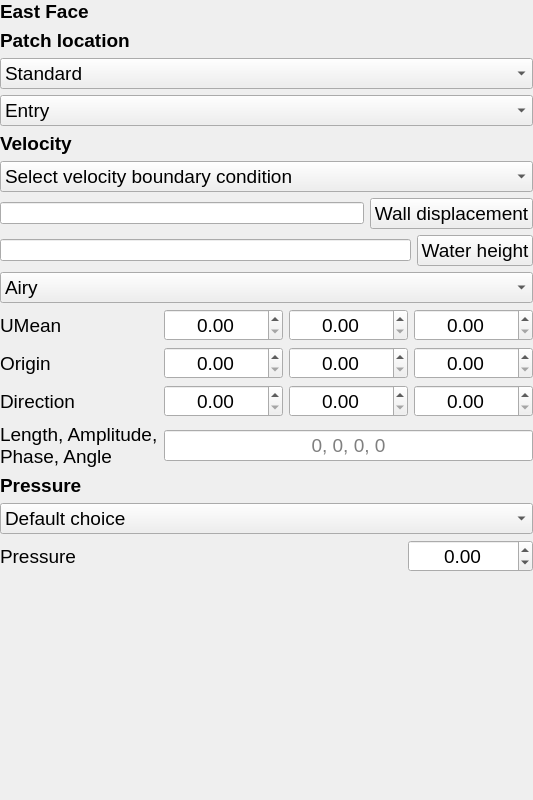
Before: the Qt Designer form EVENTS/GeoClawOpenFOAM/boundarydata.ui in NHERI-SimCenter/HydroUQ, drawn with Qt 5.
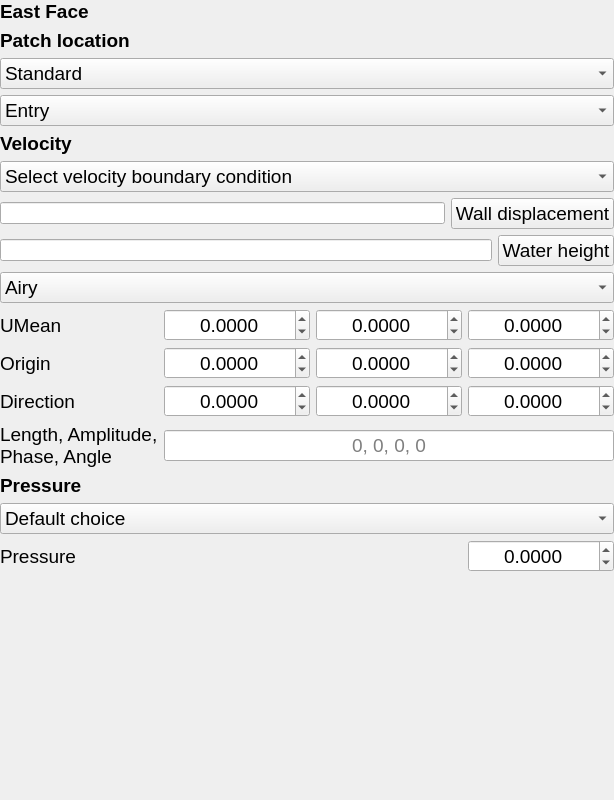
After: the same form once the commit is applied.

```diff
--- a/EVENTS/GeoClawOpenFOAM/boundarydata.ui
+++ b/EVENTS/GeoClawOpenFOAM/boundarydata.ui
@@ -193,7 +193,11 @@
      <item>
       <layout class="QHBoxLayout" name="horizontalLayout">
        <item>
-        <widget class="QLineEdit" name="Led_WaterDisp"/>
+        <widget class="QLineEdit" name="Led_WaterDisp">
+         <property name="readOnly">
+          <bool>true</bool>
+         </property>
+        </widget>
        </item>
        <item>
         <widget class="QPushButton" name="Btn_UploadFile">
@@ -218,7 +222,11 @@
      <item>
       <layout class="QHBoxLayout" name="horizontalLayout_2">
        <item>
-        <widget class="QLineEdit" name="Led_WaterHeight"/>
+        <widget class="QLineEdit" name="Led_WaterHeight">
+         <property name="readOnly">
+          <bool>true</bool>
+         </property>
+        </widget>
        </item>
        <item>
         <widget class="QPushButton" name="Btn_UploadFile_2">
@@ -297,8 +305,14 @@
        <property name="alignment">
         <set>Qt::AlignCenter</set>
        </property>
+       <property name="decimals">
+        <number>4</number>
+       </property>
+       <property name="minimum">
+        <double>-1000000000.000000000000000</double>
+       </property>
        <property name="maximum">
-        <double>100000.000000000000000</double>
+        <double>1000000000.000000000000000</double>
        </property>
       </widget>
      </item>
@@ -315,8 +329,14 @@
        <property name="alignment">
         <set>Qt::AlignCenter</set>
        </property>
+       <property name="decimals">
+        <number>4</number>
+       </property>
+       <property name="minimum">
+        <double>-1000000000.000000000000000</double>
+       </property>
        <property name="maximum">
-        <double>100000.000000000000000</double>
+        <double>1000000000.000000000000000</double>
        </property>
       </widget>
      </item>
@@ -333,8 +353,14 @@
        <property name="alignment">
         <set>Qt::AlignCenter</set>
        </property>
+       <property name="decimals">
+        <number>4</number>
+       </property>
+       <property name="minimum">
+        <double>-1000000000.000000000000000</double>
+       </property>
        <property name="maximum">
-        <double>100000.000000000000000</double>
+        <double>1000000000.000000000000000</double>
        </property>
       </widget>
      </item>
@@ -351,8 +377,14 @@
        <property name="alignment">
         <set>Qt::AlignCenter</set>
        </property>
+       <property name="decimals">
+        <number>4</number>
+       </property>
+       <property name="minimum">
+        <double>-1000000000.000000000000000</double>
+       </property>
        <property name="maximum">
-        <double>100000.000000000000000</double>
+        <double>1000000000.000000000000000</double>
        </property>
       </widget>
      </item>
@@ -381,8 +413,14 @@
        <property name="alignment">
         <set>Qt::AlignCenter</set>
        </property>
+       <property name="decimals">
+        <number>4</number>
+       </property>
+       <property name="minimum">
+        <double>-1000000000.000000000000000</double>
+       </property>
        <property name="maximum">
-        <double>100000.000000000000000</double>
+        <double>1000000000.000000000000000</double>
        </property>
       </widget>
      </item>
@@ -411,8 +449,14 @@
        <property name="alignment">
         <set>Qt::AlignCenter</set>
        </property>
+       <property name="decimals">
+        <number>4</number>
+       </property>
+       <property name="minimum">
+        <double>-1000000000.000000000000000</double>
+       </property>
        <property name="maximum">
-        <double>100000.000000000000000</double>
+        <double>1000000000.000000000000000</double>
        </property>
       </widget>
      </item>
@@ -429,8 +473,14 @@
        <property name="alignment">
         <set>Qt::AlignCenter</set>
        </property>
+       <property name="decimals">
+        <number>4</number>
+       </property>
+       <property name="minimum">
+        <double>-1000000000.000000000000000</double>
+       </property>
        <property name="maximum">
-        <double>100000.000000000000000</double>
+        <double>1000000000.000000000000000</double>
        </property>
       </widget>
      </item>
@@ -459,8 +509,14 @@
        <property name="alignment">
         <set>Qt::AlignCenter</set>
        </property>
+       <property name="decimals">
+        <number>4</number>
+       </property>
+       <property name="minimum">
+        <double>-1000000000.000000000000000</double>
+       </property>
        <property name="maximum">
-        <double>100000.000000000000000</double>
+        <double>1000000000.000000000000000</double>
        </property>
       </widget>
      </item>
@@ -477,8 +533,14 @@
        <property name="alignment">
         <set>Qt::AlignCenter</set>
        </property>
+       <property name="decimals">
+        <number>4</number>
+       </property>
+       <property name="minimum">
+        <double>-1000000000.000000000000000</double>
+       </property>
        <property name="maximum">
-        <double>100000.000000000000000</double>
+        <double>1000000000.000000000000000</double>
        </property>
       </widget>
      </item>
@@ -589,11 +651,14 @@
        <property name="alignment">
         <set>Qt::AlignCenter</set>
        </property>
+       <property name="decimals">
+        <number>4</number>
+       </property>
        <property name="minimum">
-        <double>-1000000.000000000000000</double>
+        <double>-1000000000000.000000000000000</double>
        </property>
        <property name="maximum">
-        <double>10000000.000000000000000</double>
+        <double>10000000000000.000000000000000</double>
        </property>
       </widget>
      </item>
```
